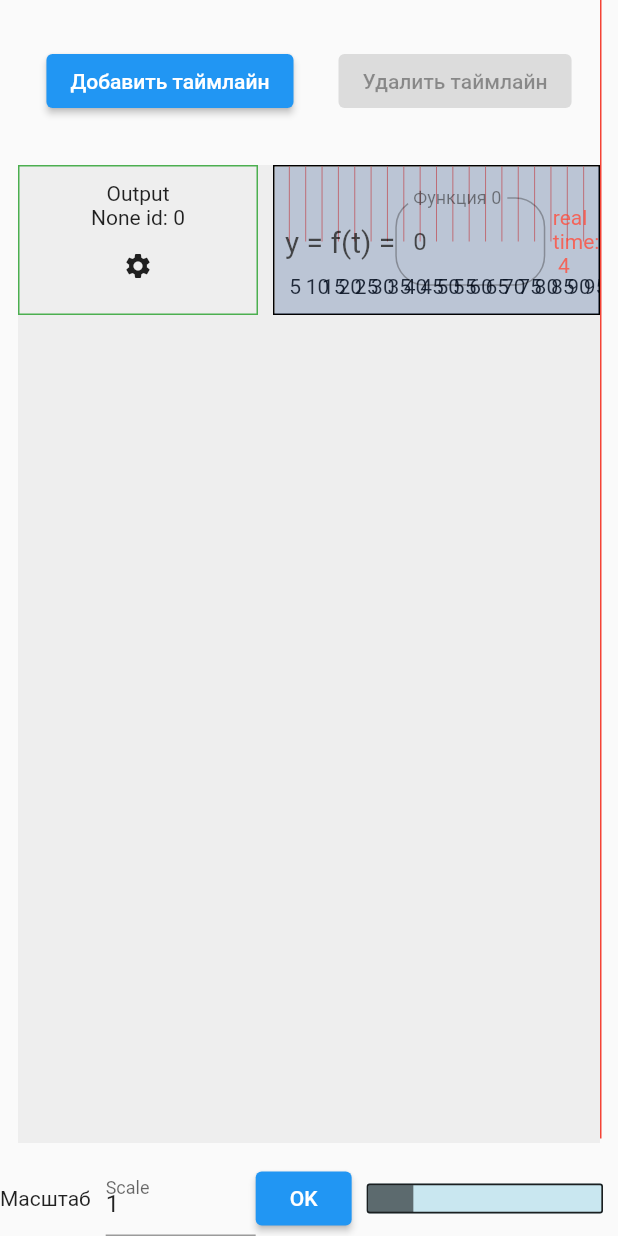
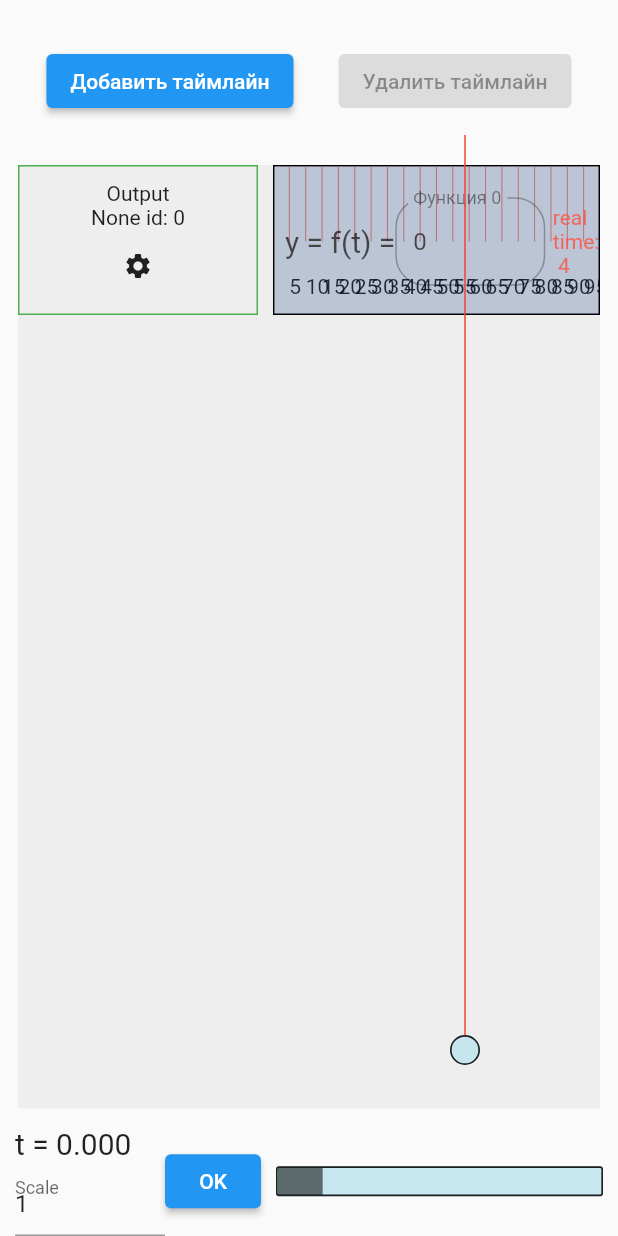
Before and after one commit to BekoevPavel/flutter_universalprogram, a Flutter app: the screen it shows after launch, on a phone screen of 412 x 824 dp. Run offline on Flutter 3.47's test engine with Material 2 defaults, Android fonts, the light colour scheme and no system bars; our stand-ins replace bloc, equatable, flutter_bloc, get, material_floating_search_bar.

Commit message:
add animate

```diff
--- a/lib/features/main/domain/all_data.dart
+++ b/lib/features/main/domain/all_data.dart
@@ -1,9 +1,15 @@
 import 'package:flutter_universalprogram/features/main/domain/entities/element_entity.dart';
 import 'package:flutter_universalprogram/features/main/domain/entities/pin_entity.dart';
+import 'package:get/get.dart';
 
 class AllData {
   double scaleTimeLine = 1;
   double scrollK = 1;
+
+  var posAnimate = 300.0.obs;
+  var currentTime = 0.0.obs;
+
+  late double minPosAnimation;
 
   //List<Pin> pins = [];
 
--- a/lib/features/main/domain/entities/line_entity.dart
+++ b/lib/features/main/domain/entities/line_entity.dart
@@ -38,6 +38,7 @@ class LineEntity {
 class Cut {
   int id;
   Color? color;
+  String? function;
 
   Map<PositionCut, double>? pointsMap_;
   Cut({required this.id, this.pointsMap_, this.color});
@@ -50,4 +51,8 @@ class Cut {
   set pointsMap(Map<PositionCut, double> currentMap) {
     pointsMap_ = currentMap;
   }
+
+  double getCurrentF() {
+    return 0;
+  }
 }
--- a/lib/features/main/presentation/bloc/main_state.dart
+++ b/lib/features/main/presentation/bloc/main_state.dart
@@ -64,6 +64,7 @@ class SetScaleState extends MainState {
   double scale = 1;
   SetScaleState(this.scale) {
     AllData.getInstance().scaleTimeLine = scale;
+    LineContainerSourse().calculeTimeOnLine();
   }
 }
 
--- a/lib/features/main/presentation/pages/main_page.dart
+++ b/lib/features/main/presentation/pages/main_page.dart
@@ -1,12 +1,20 @@
 import 'package:flutter/material.dart';
 import 'package:flutter_bloc/flutter_bloc.dart';
+import 'package:flutter_universalprogram/features/main/domain/all_data.dart';
 import 'package:flutter_universalprogram/features/main/presentation/bloc/main_bloc.dart';
 import 'package:flutter_universalprogram/features/main/presentation/widgets/main/buttons_add_remove_widget.dart';
 import 'package:flutter_universalprogram/features/main/presentation/widgets/lines_container_widget.dart';
 import 'package:flutter_universalprogram/features/main/presentation/widgets/main/progresbar_widget.dart';
+import 'package:get/get.dart';
+
+import '../../domain/sourse/line_container_sourse.dart';
 
 class MainPage extends StatelessWidget {
-  const MainPage({Key? key}) : super(key: key);
+  MainPage({Key? key}) : super(key: key);
+
+  double startValue = 300.0;
+
+  var posAnimate = AllData.getInstance().posAnimate;
 
   @override
   Widget build(BuildContext context) {
@@ -28,15 +36,56 @@ class MainPage extends StatelessWidget {
               _settingLinesWidget(context),
             ],
           ),
-          Positioned(
-            left: 400,
-            bottom: 65,
-            child: Container(
+          Obx(() {
+            return Positioned(
+              left: posAnimate.value,
+              top: 90,
+              //bottom: 65,
+              child: Column(
+                children: [
+                  Container(
                     width: 1,
-              height: 800,
+                    height: 600,
                     color: Colors.red,
                   ),
+                  GestureDetector(
+                    onTapDown: (onTap) {
+                      startValue = onTap.globalPosition.dx;
+                      if (posAnimate.value == 170.0) {
+                        posAnimate.value = 170.001;
+                      }
+                    },
+                    onVerticalDragUpdate: (onDrag) {
+                      if (posAnimate.value > 170.0) {
+                        posAnimate.value =
+                            onDrag.localPosition.dx + startValue - 20;
+                      } else {
+                        posAnimate.value = 170.0;
+                      }
+
+                      print('pos:${posAnimate.value}');
+                      LineContainerSourse().calculeTimeOnLine();
+                    },
+                    child: Container(
+                      width: 20,
+                      height: 20,
+                      decoration: BoxDecoration(
+                        borderRadius: const BorderRadius.all(Radius.circular(
+                                20.0) //                 <--- border radius here
+                            ),
+                        color: const Color.fromARGB(200, 188, 226, 237),
+                        border: Border.all(
+                          color: Colors.black87,
+                          width: 1.1,
+                          style: BorderStyle.solid,
+                        ),
+                      ),
+                    ),
                   )
+                ],
+              ),
+            );
+          }),
         ],
       ),
     );
@@ -51,10 +100,18 @@ Widget _settingLinesWidget(BuildContext context) {
   return Row(
     mainAxisAlignment: MainAxisAlignment.center,
     children: [
-      const Text('Масштаб'),
       const SizedBox(
         width: 10,
       ),
+      Column(
+        crossAxisAlignment: CrossAxisAlignment.start,
+        children: [
+          Obx(() => Text(
+                't = ${AllData.getInstance().currentTime.toStringAsFixed(3)}',
+                style: const TextStyle(
+                  fontSize: 20,
+                ),
+              )),
           Container(
             width: 100,
             height: 50,
@@ -65,6 +122,8 @@ Widget _settingLinesWidget(BuildContext context) {
               ),
               controller: _scaleController,
             ),
+          ),
+        ],
       ),
       ElevatedButton(
         onPressed: () => mainBloc.add(
--- a/lib/features/main/presentation/pages/setting_element_page.dart
+++ b/lib/features/main/presentation/pages/setting_element_page.dart
@@ -96,7 +96,9 @@ class SettingElementPage extends StatelessWidget {
                   ),
                   const Divider(),
                   elementEntity.typeEnter == TypeEnter.input
-                      ? InputElementWidget()
+                      ? InputElementWidget(
+                          elementEntity: elementEntity,
+                        )
                       : OutPutElementWidget(
                           elementEntity: elementEntity,
                         ),
--- a/lib/features/main/presentation/widgets/Line/cuts/defaul_cut_widget.dart
+++ b/lib/features/main/presentation/widgets/Line/cuts/defaul_cut_widget.dart
@@ -35,9 +35,11 @@ class DefaultCutWidget extends StatelessWidget {
           child: elementEntity.typeEnter == TypeEnter.input
               ? InputCutWidget(
                   cut: cut,
+                  elementEntity: elementEntity,
                 )
               : OutputCutWidget(
                   cut: cut,
+                  elementEntity: elementEntity,
                 ),
         ),
       ),
--- a/lib/features/main/presentation/widgets/Line/cuts/output_cut_widget.dart
+++ b/lib/features/main/presentation/widgets/Line/cuts/output_cut_widget.dart
@@ -1,14 +1,19 @@
 import 'package:flutter/material.dart';
+import 'package:flutter_universalprogram/features/main/domain/entities/element_entity.dart';
 import 'package:flutter_universalprogram/features/main/domain/entities/line_entity.dart';
 
 class OutputCutWidget extends StatelessWidget {
   Cut cut;
-  OutputCutWidget({Key? key, required this.cut}) : super(key: key);
+  ElementEntity elementEntity;
+
+  OutputCutWidget({Key? key, required this.cut, required this.elementEntity})
+      : super(key: key);
+  late TextEditingController _funcController =
+      TextEditingController(text: cut.function ?? '0');
+  late FocusNode myFocusNode = FocusNode();
 
   @override
   Widget build(BuildContext context) {
-    TextEditingController _funcController = TextEditingController();
-    _funcController.text = '0';
     return Container(
       child: Row(
         children: [
@@ -19,6 +24,12 @@ class OutputCutWidget extends StatelessWidget {
           Container(
             width: 100,
             child: TextFormField(
+              focusNode: myFocusNode,
+              onEditingComplete: () {
+                print('func: ${_funcController.text}');
+                cut.function = _funcController.text;
+                myFocusNode.unfocus();
+              },
               controller: _funcController,
               decoration: InputDecoration(
                 border: OutlineInputBorder(
--- a/lib/features/main/presentation/widgets/Line/time_line_widget.dart
+++ b/lib/features/main/presentation/widgets/Line/time_line_widget.dart
@@ -1,25 +1,35 @@
 import 'package:flutter/material.dart';
 import 'package:flutter_bloc/flutter_bloc.dart';
+import 'package:flutter_universalprogram/features/main/domain/all_data.dart';
 import 'package:flutter_universalprogram/features/main/domain/entities/element_entity.dart';
 import 'package:flutter_universalprogram/features/main/domain/sourse/line_container_sourse.dart';
 import 'package:flutter_universalprogram/features/main/presentation/bloc/main_bloc.dart';
 import 'package:flutter_universalprogram/features/main/presentation/widgets/Line/cuts/defaul_cut_widget.dart';
 import 'package:flutter_universalprogram/features/main/presentation/widgets/Line/dial_widget.dart';
 import 'package:flutter_universalprogram/features/main/presentation/widgets/Line/my_painter.dart';
+import 'package:get/get.dart';
 
 class TimeLineWidget extends StatelessWidget {
   ElementEntity elementEntity;
   double clickPosition = 0;
   TimeLineWidget({Key? key, required this.elementEntity}) : super(key: key);
+  GlobalKey globalKey = GlobalKey();
+  @override
+  // TODO: implement key
+  Key? get key => globalKey;
 
   @override
   Widget build(BuildContext context) {
+    //AllData.getInstance().minPosAnimation  = context.findRenderObject().po
+
     return Flexible(child: LayoutBuilder(
       builder: (BuildContext context, constraints) {
         var start =
             LineContainerSourse().getScalePoint(constraints.maxWidth).start;
+
         var delta =
             LineContainerSourse().getScalePoint(constraints.maxWidth).delta;
+        print('delta: $delta');
         var countLines = LineContainerSourse()
             .getScalePoint(constraints.maxWidth)
             .countLines;
--- a/lib/features/main/presentation/widgets/main/progresbar_widget.dart
+++ b/lib/features/main/presentation/widgets/main/progresbar_widget.dart
@@ -1,6 +1,8 @@
 import 'package:flutter/material.dart';
 import 'package:flutter_universalprogram/features/main/domain/all_data.dart';
 import 'package:flutter_universalprogram/features/main/presentation/bloc/main_bloc.dart';
+
+import '../../../domain/sourse/line_container_sourse.dart';
 
 class ProgressBarWidget extends StatefulWidget {
   MainBloc mainBloc;
@@ -50,6 +52,7 @@ class _ProgressBarWidgetState extends State<ProgressBarWidget> {
             if (delta_x > 0 &&
                 delta_x < progres_key.currentContext!.size!.width) {
               width = progres_key.currentContext!.size!.width;
+              LineContainerSourse().calculeTimeOnLine();
               setState(
                 () {
                   delta_x = onDrag.localPosition.dx;
--- a/pubspec.yaml
+++ b/pubspec.yaml
@@ -39,6 +39,8 @@ dependencies:
   material_floating_search_bar: ^0.3.7
   http: ^0.13.4
   usb_device: ^0.0.7
+  get: ^4.6.1
+  math_expressions: ^2.3.0
 
 
 
```
Also changed, not shown: lib/features/main/presentation/widgets/Line/cuts/input_cut_widget.dart (+10 -3 lines), lib/features/main/presentation/widgets/setting/input_widget.dart (+22 -1 lines), pubspec.lock. Lines whose indentation alone changed are shown as unchanged.
